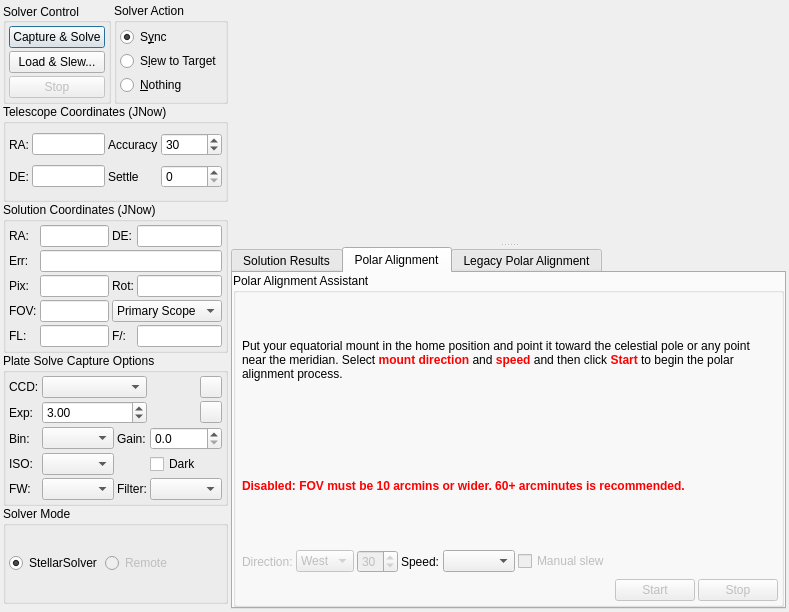
Before: the Qt Designer form kstars-astropi/kstars/ekos/align/align.ui in Andre87osx/AstroPi-system, drawn with Qt 5.
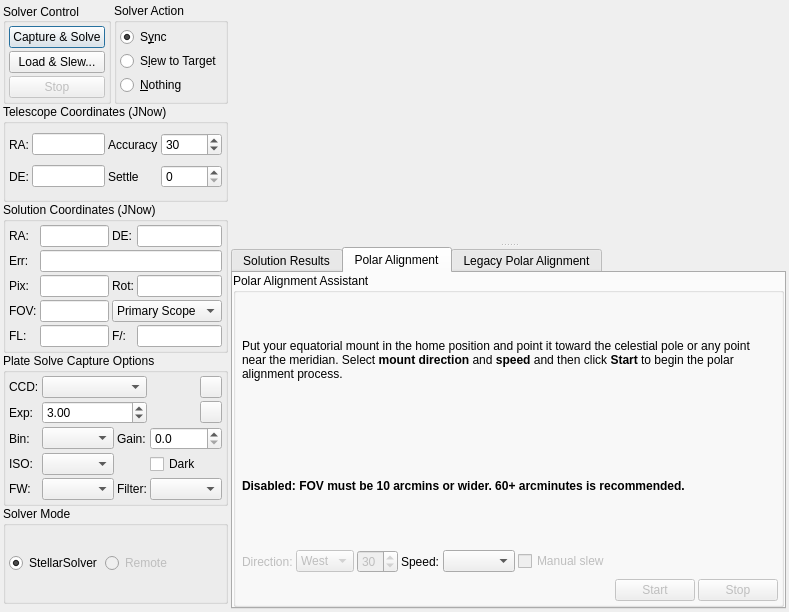
After: the same form once the commit is applied. The open tabs and pages were chosen to show the change. Custom widgets are drawn as their Qt base class.

```diff
--- a/kstars-astropi/kstars/ekos/align/align.ui
+++ b/kstars-astropi/kstars/ekos/align/align.ui
@@ -1130,7 +1130,7 @@
                   <bool>true</bool>
                  </property>
                  <property name="text">
-                  <string>&lt;html&gt;&lt;head/&gt;&lt;body&gt;&lt;p&gt;Put your equatorial mount in the home position and point it toward the celestial pole or any point near the meridian. Select &lt;span style=&quot; font-weight:600; color:#ff0000;&quot;&gt;mount direction&lt;/span&gt; and &lt;span style=&quot; font-weight:600; color:#ff0000;&quot;&gt;speed &lt;/span&gt;and then click &lt;span style=&quot; font-weight:600; color:#ff0000;&quot;&gt;Start&lt;/span&gt; to begin the polar alignment process.&lt;/p&gt;&lt;/body&gt;&lt;/html&gt;</string>
+                  <string>&lt;html&gt;&lt;head/&gt;&lt;body&gt;&lt;p&gt;Put your equatorial mount in the home position and point it toward the celestial pole or any point near the meridian. Select &lt;span style=&quot; font-weight:600;&quot;&gt;mount direction&lt;/span&gt; and &lt;span style=&quot; font-weight:600;&quot;&gt;speed &lt;/span&gt;and then click &lt;span style=&quot; font-weight:600;&quot;&gt;Start&lt;/span&gt; to begin the polar alignment process.&lt;/p&gt;&lt;/body&gt;&lt;/html&gt;</string>
                  </property>
                  <property name="wordWrap">
                   <bool>true</bool>
@@ -1140,7 +1140,7 @@
                <item>
                 <widget class="QLabel" name="FOVDisabledLabel">
                  <property name="text">
-                  <string>&lt;html&gt;&lt;head/&gt;&lt;body&gt;&lt;p&gt;&lt;span style=&quot; font-weight:600; color:#ff0000;&quot;&gt;Disabled: FOV must be 10 arcmins or wider. 60+ arcminutes is recommended.&lt;/span&gt;&lt;/p&gt;&lt;/body&gt;&lt;/html&gt;</string>
+                  <string>&lt;html&gt;&lt;head/&gt;&lt;body&gt;&lt;p&gt;&lt;span style=&quot; font-weight:600;&quot;&gt;Disabled: FOV must be 10 arcmins or wider. 60+ arcminutes is recommended.&lt;/span&gt;&lt;/p&gt;&lt;/body&gt;&lt;/html&gt;</string>
                  </property>
                  <property name="textFormat">
                   <enum>Qt::RichText</enum>
```
Left out of the diff: 4 changed lines with no effect on the pictures.
